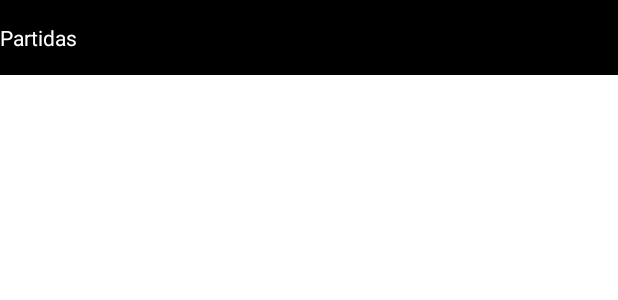
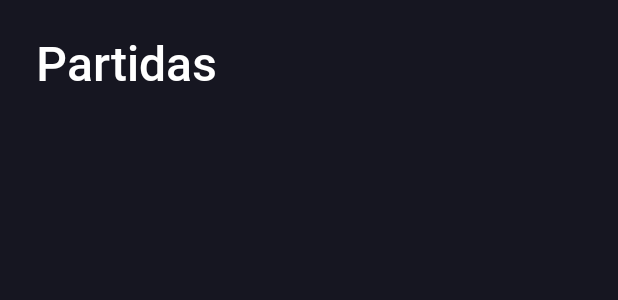
Before and after one commit to dnovaes/CSGOLivesAndroid, an Android app: the layout fragment_matches.xml on its own in the app's theme, with its tools: preview values and no code run, on a phone screen of 412 x 824 dp. Shown: the top 300 px of the screen. Run offline under Robolectric (Android 15) with nearby library versions, the phone set to English and light mode, and no system bars.

Commit message:
Updates summary title style

```diff
--- a/app/src/main/res/layout/fragment_matches.xml
+++ b/app/src/main/res/layout/fragment_matches.xml
@@ -4,7 +4,8 @@
     xmlns:app="http://schemas.android.com/apk/res-auto"
     xmlns:tools="http://schemas.android.com/tools"
     android:layout_width="match_parent"
-    android:layout_height="match_parent">
+    android:layout_height="match_parent"
+    android:background="@color/csgoliveapp_background_color">
 
     <androidx.swiperefreshlayout.widget.SwipeRefreshLayout xmlns:android="http://schemas.android.com/apk/res/android"
         android:id="@+id/summary_swipe_refresh_layout"
@@ -18,11 +19,14 @@
             <TextView
                 android:id="@+id/summary_title"
                 android:layout_width="match_parent"
-                android:layout_height="50dp"
-                android:background="@android:color/black"
+                android:layout_height="@dimen/summary_matches_title_height"
                 android:gravity="center_vertical"
+                android:layout_marginHorizontal="24dp"
+                android:layout_marginVertical="20dp"
                 android:text="@string/summary_matches_title"
+                android:textSize="32sp"
                 android:textColor="@android:color/white"
+                android:fontFamily="@font/roboto_medium"
                 app:layout_constraintEnd_toEndOf="parent"
                 app:layout_constraintStart_toStartOf="parent"
                 app:layout_constraintTop_toTopOf="parent"
--- a/app/src/main/res/values/colors.xml
+++ b/app/src/main/res/values/colors.xml
@@ -7,4 +7,5 @@
     <color name="teal_700">#FF018786</color>
     <color name="black">#FF000000</color>
     <color name="white">#FFFFFFFF</color>
+    <color name="csgoliveapp_background_color">#161621</color>
 </resources>
--- /dev/null
+++ b/app/src/main/res/values/dimens.xml
@@ -0,0 +1,4 @@
+<?xml version="1.0" encoding="utf-8"?>
+<resources>
+    <dimen name="summary_matches_title_height">40dp</dimen>
+</resources>
```
Also changed, not shown: app/src/main/res/font/font_roboto.xml (added, +8 -0 lines), app/src/main/res/font/roboto_medium.ttf (added).
